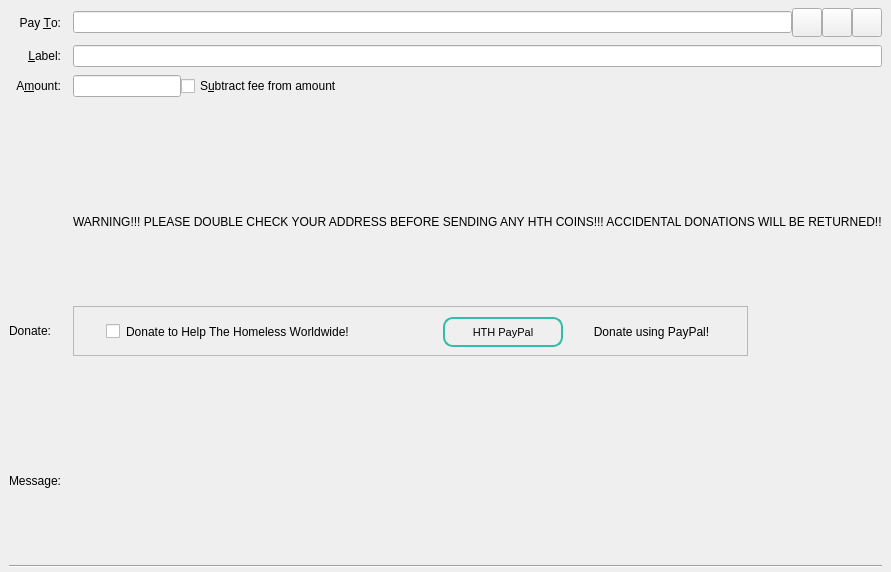
First picture: the form in src/qt/forms/sendcoinsentry.ui, repository HTHcoin/helpthehomelesscoin, before the edit.
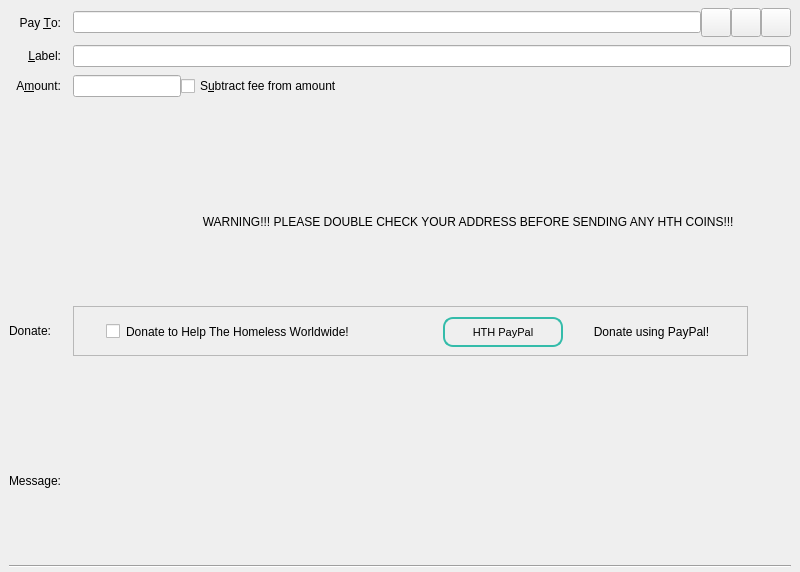
Second picture: the form after the edit. Custom widgets are drawn as their Qt base class.

Patch:
```diff
--- a/src/qt/forms/sendcoinsentry.ui
+++ b/src/qt/forms/sendcoinsentry.ui
@@ -376,7 +376,7 @@
        <string notr="true">font: rgb(255, 0, 0);</string>
       </property>
       <property name="text">
-       <string>WARNING!!! PLEASE DOUBLE CHECK YOUR ADDRESS BEFORE SENDING ANY HTH COINS!!! ACCIDENTAL DONATIONS WILL BE RETURNED!!</string>
+       <string>                                       WARNING!!! PLEASE DOUBLE CHECK YOUR ADDRESS BEFORE SENDING ANY HTH COINS!!!</string>
       </property>
      </widget>
     </item>
```
Left out of the diff: 2 changed lines with no effect on the pictures.
